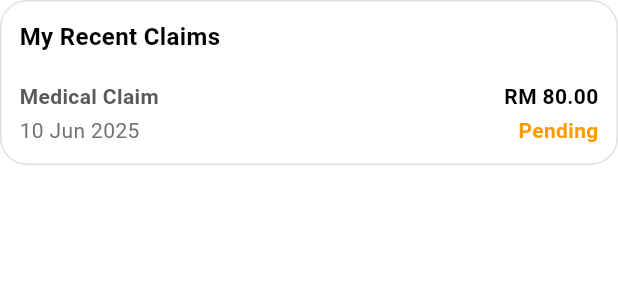
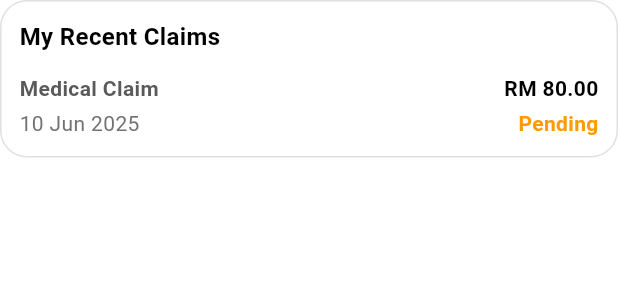
Before and after one commit to zulkams/zk-zlanhqp, a Flutter app: the ClaimRecent widget shown alone on an empty page, opened directly, on a phone screen of 412 x 824 dp. Shown: the top 300 px of the screen. Run offline on Flutter 3.47's test engine with Material 3 defaults, Android fonts, the phone set to English and light mode, and no system bars; our stand-ins replace go_router, hugeicons.

Commit message:
fix: minor fix on claims

```diff
--- a/lib/features/claim/widgets/claim_category.dart
+++ b/lib/features/claim/widgets/claim_category.dart
@@ -43,11 +43,13 @@ class _ClaimCategoryItem extends StatelessWidget {
 
   @override
   Widget build(BuildContext context) {
-    return GestureDetector(
+    return InkWell(
       onTap: () {
         HapticFeedback.lightImpact();
         context.read<ClaimCategoryProvider>().selectCategory(index);
       },
+      splashColor: Colors.transparent,
+      highlightColor: Colors.transparent,
       child: Container(
         alignment: Alignment.center,
         child: Column(
--- a/lib/features/claim/widgets/claim_recent.dart
+++ b/lib/features/claim/widgets/claim_recent.dart
@@ -12,7 +12,7 @@ class ClaimRecent extends StatelessWidget {
   @override
   Widget build(BuildContext context) {
     return Container(
-      height: 110,
+      height: 105,
       width: double.infinity,
       decoration: BoxDecoration(
         color: backgroundWhite,
```
